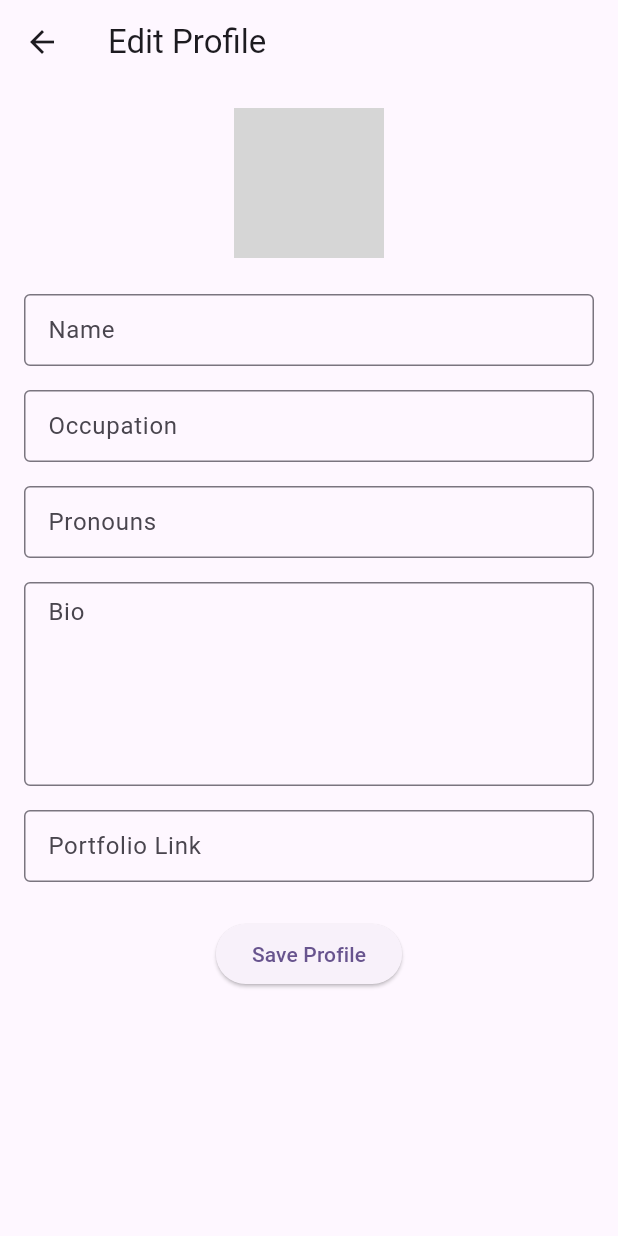
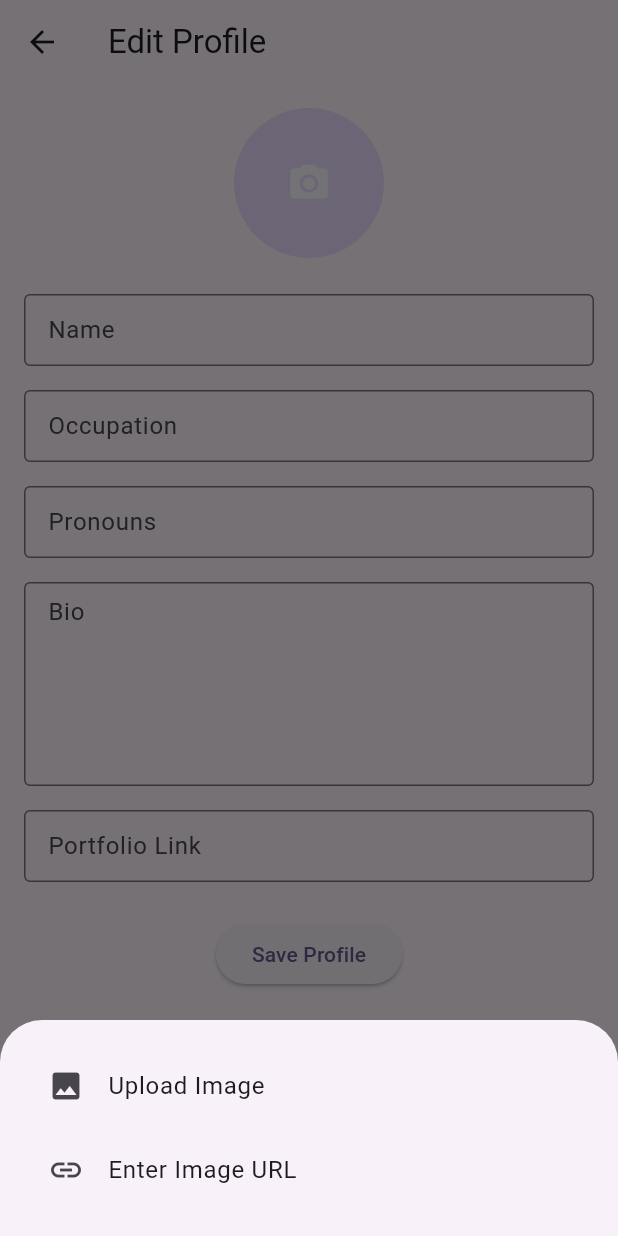
Before and after one commit to james-j-han/planet-art-app, a Flutter app: the EditProfilePage screen opened directly, after a tap on the "camera alt" icon, on a phone screen of 412 x 824 dp. Run offline on Flutter 3.47's test engine with Material 3 defaults, Android fonts, the phone set to English and light mode, and no system bars; our stand-ins replace cached_network_image, cloud_firestore, firebase_auth, firebase_core, firebase_storage, flutter_dotenv and 1 more; accounts and stored records are empty; network calls fail; grey boxes are pictures that could not be loaded.

Commit message:
updating profile image to use same schema as post updates, but upload into storage. profile image url held in uid

```diff
--- a/planet_art_app/lib/pages/account/edit_profile_page.dart
+++ b/planet_art_app/lib/pages/account/edit_profile_page.dart
@@ -1,4 +1,8 @@
 import 'package:flutter/material.dart';
+import 'package:image_picker/image_picker.dart';
+import 'dart:io';
+import 'package:firebase_storage/firebase_storage.dart';
+import 'package:firebase_auth/firebase_auth.dart';
 import 'user_service.dart';
 
 class EditProfilePage extends StatefulWidget {
@@ -12,8 +16,11 @@ class _EditProfilePageState extends State<EditProfilePage> {
   final TextEditingController _pronounsController = TextEditingController();
   final TextEditingController _bioController = TextEditingController();
   final TextEditingController _portfolioLinkController = TextEditingController();
+  final TextEditingController _imageUrlController = TextEditingController();
 
-  String profileImageUrl = 'https://your-image-url.com/profile.jpg'; // Default profile image URL
+  String profileImageUrl = '';
+  File? _imageFile;
+  bool _showUrlField = false;
 
   @override
   void initState() {
@@ -33,17 +40,15 @@ class _EditProfilePageState extends State<EditProfilePage> {
         _bioController.text = userData['bio'] ?? '';
         _portfolioLinkController.text = userData['portfolioLink'] ?? '';
 
-        profileImageUrl = userData['profileImageUrl'] ?? 'https://your-image-url.com/profile.jpg';
+        profileImageUrl = userData['profileImageUrl'] ?? '';
       });
     }
   }
 
-
-
   void _saveProfile() async {
     UserService userService = UserService();
 
-    // Save the profile data
+    // save the profile data
     await userService.saveUserProfile(
       name: _nameController.text,
       occupation: _occupationController.text,
@@ -53,25 +58,103 @@ class _EditProfilePageState extends State<EditProfilePage> {
       portfolioLink: _portfolioLinkController.text,
     );
 
-    // Retrieve and display the updated profile data
+    // get and display the updated profile data
     Map<String, dynamic>? updatedUserData = await userService.getUserProfile();
 
     if (updatedUserData != null) {
-      Navigator.pop(context, updatedUserData); // Pass updated data back
+      Navigator.pop(context, updatedUserData); // pass updated data back
     } else {
-      Navigator.pop(context, null); // Pass null if data retrieval failed
+      Navigator.pop(context, null); // pass null if data retrieval failed
     }
   }
 
-
-
-
   void _changeProfileImage() {
-    setState(() {
-      profileImageUrl = 'https://your-image-url.com/new-profile.jpg'; // Placeholder for new image URL
-    });
+    showModalBottomSheet(
+      context: context,
+      builder: (context) {
+        return Padding(
+          padding: const EdgeInsets.all(16.0),
+          child: Column(
+            mainAxisSize: MainAxisSize.min,
+            children: [
+              ListTile(
+                leading: Icon(Icons.image),
+                title: Text('Upload Image'),
+                onTap: () async {
+                  Navigator.pop(context);
+                  await _uploadImage();
+                },
+              ),
+              ListTile(
+                leading: Icon(Icons.link),
+                title: Text('Enter Image URL'),
+                onTap: () {
+                  Navigator.pop(context);
+                  setState(() {
+                    _showUrlField = !_showUrlField;
+                  });
+                },
+              ),
+            ],
+          ),
+        );
+      },
+    );
   }
 
+  Future<void> _uploadImage() async {
+    final ImagePicker _picker = ImagePicker();
+    final XFile? pickedFile = await _picker.pickImage(source: ImageSource.gallery);
+
+    if (pickedFile != null) {
+      File imageFile = File(pickedFile.path);
+      try {
+        String downloadUrl = await _uploadImageToStorage(imageFile);
+        setState(() {
+          profileImageUrl = downloadUrl;
+        });
+        // Update Firestore with the new profile image URL
+        UserService userService = UserService();
+        await userService.updateUserProfileField('profileImageUrl', profileImageUrl);
+      } catch (e) {
+        print('Error uploading image: $e');
+      }
+    }
+  }
+
+  Future<String> _uploadImageToStorage(File imageFile) async {
+    try {
+      final storageRef = FirebaseStorage.instance
+          .ref()
+          .child('profile_images/${FirebaseAuth.instance.currentUser!.uid}/${DateTime.now().millisecondsSinceEpoch}');
+
+      final uploadTask = storageRef.putFile(imageFile);
+
+      uploadTask.snapshotEvents.listen((TaskSnapshot snapshot) {
+        print('Upload progress: ${(snapshot.bytesTransferred / snapshot.totalBytes) * 100}%');
+      });
+
+      final snapshot = await uploadTask.whenComplete(() {});
+      final downloadUrl = await snapshot.ref.getDownloadURL();
+      print('Image uploaded successfully. URL: $downloadUrl');
+      return downloadUrl;
+    } catch (e) {
+      print('Error uploading image: $e');
+      throw e; // handle the error in _uploadImage
+    }
+  }
+
+  void _enterImageUrl() async {
+    String url = _imageUrlController.text.trim();
+    if (url.isNotEmpty) {
+      setState(() {
+        profileImageUrl = url;
+      });
+      // update  Firestore with the new profile image URL
+      UserService userService = UserService();
+      await userService.updateUserProfileField('profileImageUrl', profileImageUrl);
+    }
+  }
 
   @override
   Widget build(BuildContext context) {
@@ -96,6 +179,8 @@ class _EditProfilePageState extends State<EditProfilePage> {
               ),
             ),
             SizedBox(height: 16),
+            if (_showUrlField)
+              _buildTextField(_imageUrlController, 'Image URL', onSubmitted: _enterImageUrl),
             _buildTextField(_nameController, 'Name'),
             _buildTextField(_occupationController, 'Occupation'),
             _buildTextField(_pronounsController, 'Pronouns'),
@@ -112,17 +197,18 @@ class _EditProfilePageState extends State<EditProfilePage> {
     );
   }
 
-  Widget _buildTextField(TextEditingController controller, String hintText, {int maxLines = 1}) {
+  Widget _buildTextField(TextEditingController controller, String hintText, {int maxLines = 1, void Function()? onSubmitted}) {
     return Padding(
       padding: const EdgeInsets.symmetric(vertical: 8.0),
       child: TextField(
         controller: controller,
         maxLines: maxLines,
         decoration: InputDecoration(
-          hintText: hintText, // Generic hint text
+          hintText: hintText,
           border: OutlineInputBorder(),
           contentPadding: EdgeInsets.symmetric(horizontal: 12.0, vertical: 8.0), // Add padding for better appearance
         ),
+        onSubmitted: (_) => onSubmitted?.call(),
       ),
     );
   }
```
